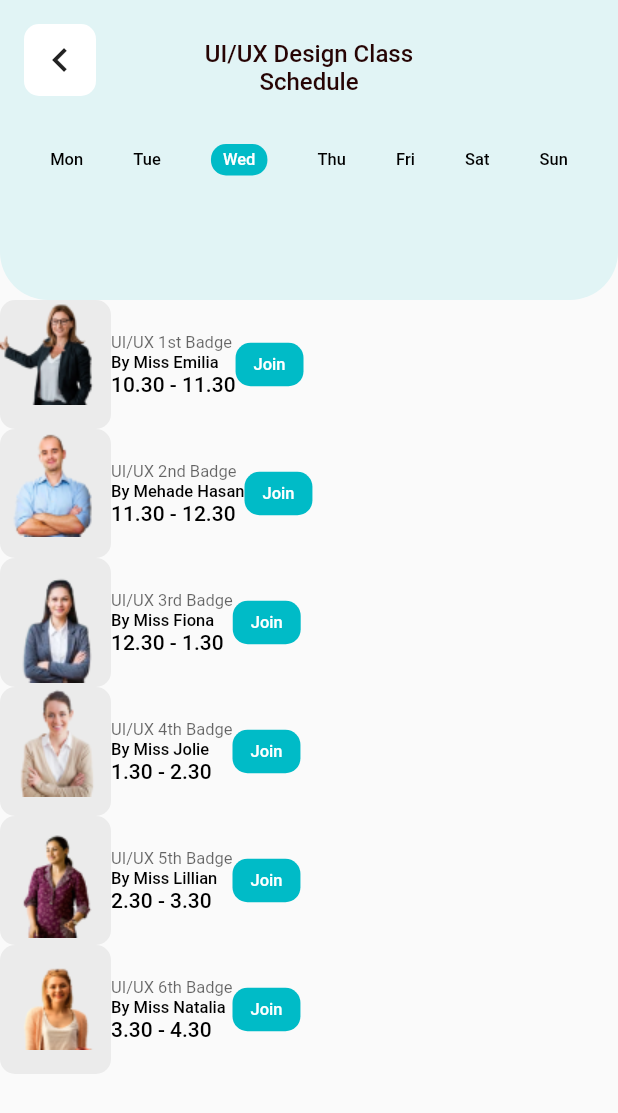
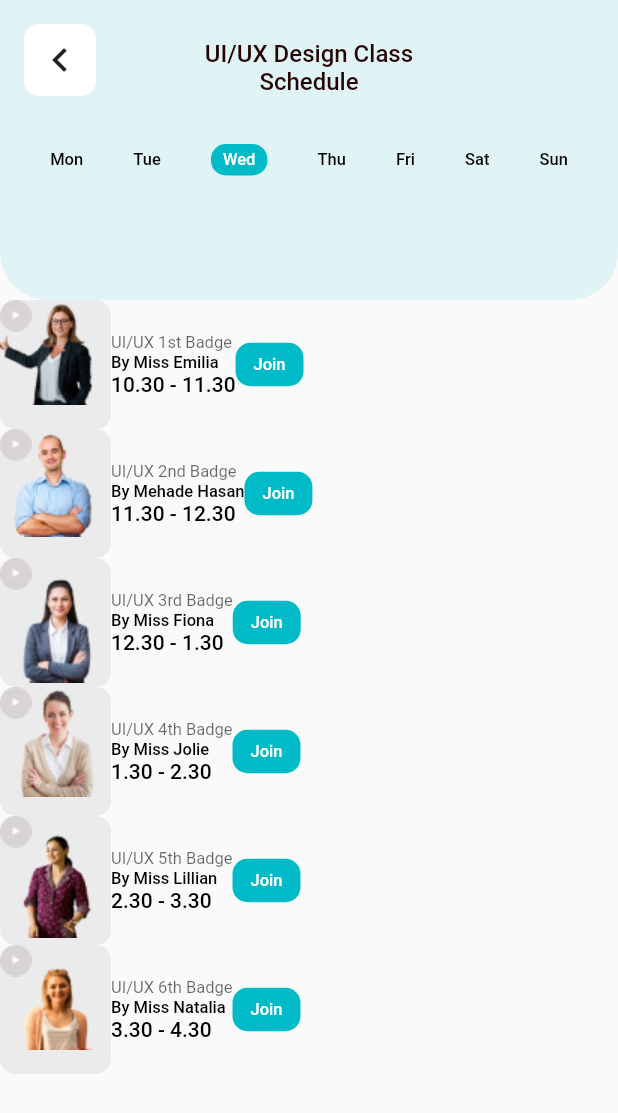
Before and after one commit to romofel/flutter-ui_practice-online_school, a Flutter app: the ScheduleScreen screen opened directly, on a phone screen of 412 x 824 dp. Shown: the top 1113 px of the screen. Run offline on Flutter 3.47's test engine with Material 2 defaults, Android fonts, the phone set to English and light mode, and no system bars; our stand-ins replace google_fonts.

Commit message:
Display the play button

```diff
--- a/lib/screens/schedule_screen.dart
+++ b/lib/screens/schedule_screen.dart
@@ -37,6 +37,10 @@ class ScheduleScreen extends StatelessWidget {
                   ),
                   Image(
                     image: AssetImage(teacher.image),
+                    fit: BoxFit.cover,
+                  ),
+                  Image(
+                    image: AssetImage('assets/images/playbutton.png'),
                     fit: BoxFit.cover,
                   ),
                 ],
```
